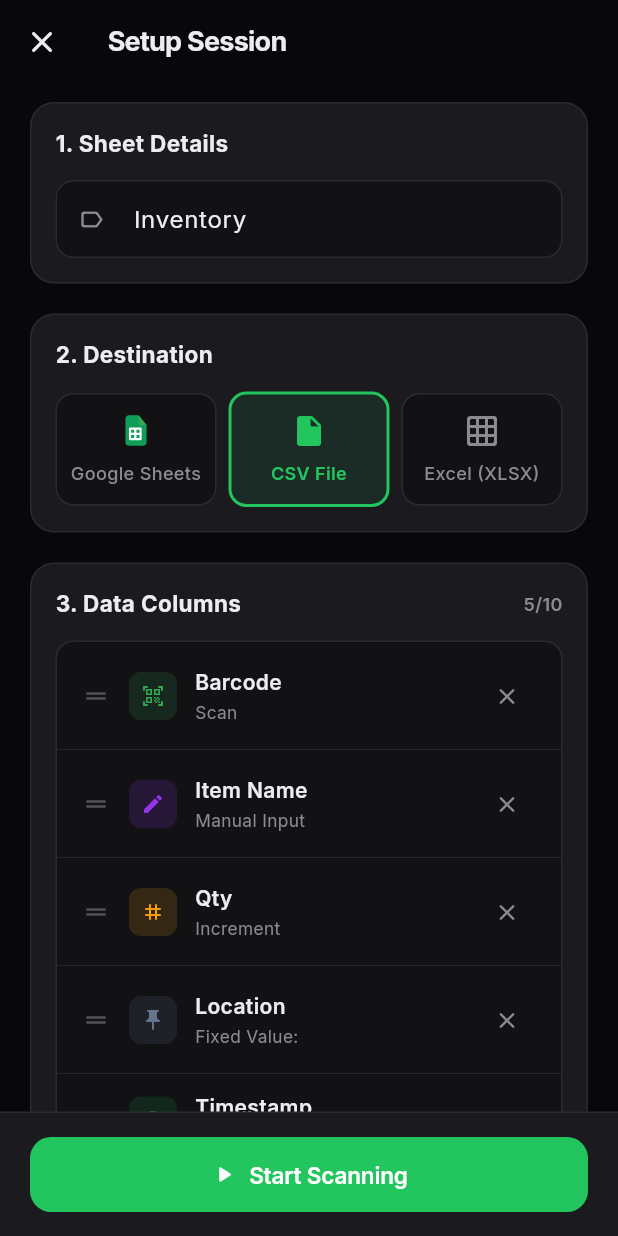
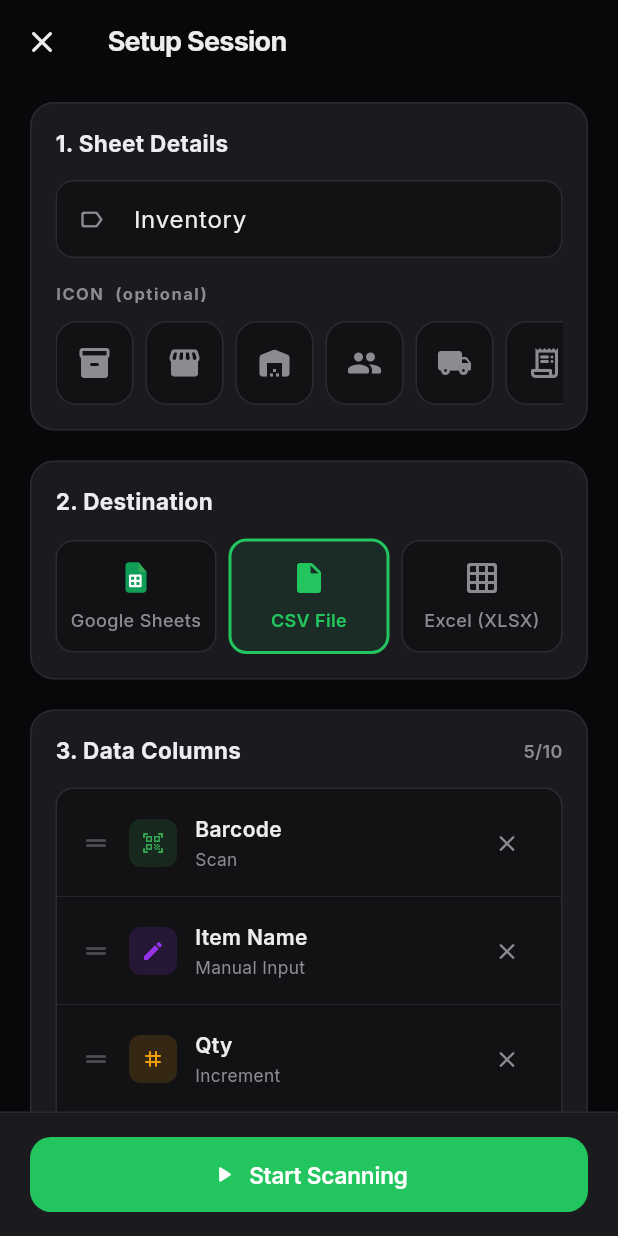
Before and after one commit to arpanz/scansheet, a Flutter app: the SessionSetupScreen screen opened directly with sample values from the repository, on a phone screen of 412 x 824 dp. Run offline on Flutter 3.47's test engine with Material 3 defaults, Android fonts, the phone set to English and light mode, and no system bars; our stand-ins replace barcode_widget, csv, flutter_svg, geolocator, google_fonts, google_mobile_ads and 11 more; missing offline and left inert: excel, flutter_file_dialog, gal, googleapis, in_app_update, mobile_scanner; accounts and stored records are empty; statements that could not run were skipped.

Commit message:
feat: rich session cards, icon picker in setup, item previews in history
- ScanSession: add iconName field (nullable, persisted in toMap/fromMap)
- SessionSetupScreen: icon picker row (12 icons, themed colors) below session name field; optional selection
- history_screen.dart: richer _SessionCard — item preview subtitle from first 3-4 scan rows, inline status badge, date group headers show actual date, destination icon inline, template icon or user-picked icon takes priority over generic fallback
- scan_screen.dart _RecentSessionTile: same enriched card treatment as history

```diff
--- a/lib/features/scan/models/scan_session.dart
+++ b/lib/features/scan/models/scan_session.dart
@@ -124,6 +124,8 @@ class ScanSession {
   final String? templateId;
   final String? spreadsheetId;
   final String? sheetName;
+  /// User-picked or template-derived icon key. Null = use generic fallback.
+  final String? iconName;
 
   const ScanSession({
     required this.id,
@@ -138,6 +140,7 @@ class ScanSession {
     this.templateId,
     this.spreadsheetId,
     this.sheetName,
+    this.iconName,
   });
 
   static const int maxColumns = 10;
@@ -168,7 +171,6 @@ class ScanSession {
         case SessionColumnType.fixed:
           values.add(col.fixedValue ?? '');
         case SessionColumnType.location:
-          // Placeholder — caller must patch this via LocationService
           values.add('…');
         case SessionColumnType.scan:
         case SessionColumnType.manual:
@@ -195,6 +197,7 @@ class ScanSession {
     String? templateId,
     String? spreadsheetId,
     String? sheetName,
+    String? iconName,
   }) {
     return ScanSession(
       id: id ?? this.id,
@@ -209,6 +212,7 @@ class ScanSession {
       templateId: templateId ?? this.templateId,
       spreadsheetId: spreadsheetId ?? this.spreadsheetId,
       sheetName: sheetName ?? this.sheetName,
+      iconName: iconName ?? this.iconName,
     );
   }
 
@@ -225,6 +229,7 @@ class ScanSession {
     'templateId': templateId,
     'spreadsheetId': spreadsheetId,
     'sheetName': sheetName,
+    'iconName': iconName,
   };
 
   factory ScanSession.fromMap(Map map) => ScanSession(
@@ -247,6 +252,7 @@ class ScanSession {
     templateId: map['templateId'] as String?,
     spreadsheetId: map['spreadsheetId'] as String?,
     sheetName: map['sheetName'] as String?,
+    iconName: map['iconName'] as String?,
   );
 
   List<List<String>> toTableData(List<SessionRow> rows) {
--- a/lib/features/scan/screens/session_setup_screen.dart
+++ b/lib/features/scan/screens/session_setup_screen.dart
@@ -9,6 +9,48 @@ import '../models/scan_session.dart';
 import 'scan_session_screen.dart';
 import '../../../core/utils/app_router.dart';
 import '../../../core/services/scan_session_service.dart';
+
+// ── Icon picker data ──────────────────────────────────────────────────────────
+
+class _IconOption {
+  final String key;
+  final IconData icon;
+  final Color color;
+  const _IconOption(this.key, this.icon, this.color);
+}
+
+const List<_IconOption> kSessionIcons = [
+  _IconOption('inventory',      Icons.inventory_2_rounded,          Color(0xFF3B82F6)),
+  _IconOption('store',          Icons.storefront_rounded,            Color(0xFF10B981)),
+  _IconOption('warehouse',      Icons.warehouse_rounded,             Color(0xFFF59E0B)),
+  _IconOption('people',         Icons.people_rounded,                Color(0xFF8B5CF6)),
+  _IconOption('local_shipping', Icons.local_shipping_rounded,        Color(0xFFEF4444)),
+  _IconOption('receipt',        Icons.receipt_long_rounded,          Color(0xFF06B6D4)),
+  _IconOption('devices',        Icons.devices_rounded,               Color(0xFF6366F1)),
+  _IconOption('sell',           Icons.sell_rounded,                  Color(0xFFEC4899)),
+  _IconOption('fact_check',     Icons.fact_check_rounded,            Color(0xFF14B8A6)),
+  _IconOption('science',        Icons.science_rounded,               Color(0xFFF97316)),
+  _IconOption('local_hospital', Icons.local_hospital_rounded,        Color(0xFFDC2626)),
+  _IconOption('construction',   Icons.construction_rounded,          Color(0xFF92400E)),
+];
+
+IconData sessionIconData(String? key) {
+  if (key == null) return Icons.grid_view_rounded;
+  return kSessionIcons
+      .firstWhere((o) => o.key == key,
+          orElse: () => const _IconOption(
+              'grid', Icons.grid_view_rounded, Color(0xFF6B7280)))
+      .icon;
+}
+
+Color sessionIconColor(String? key) {
+  if (key == null) return const Color(0xFF6B7280);
+  return kSessionIcons
+      .firstWhere((o) => o.key == key,
+          orElse: () => const _IconOption(
+              'grid', Icons.grid_view_rounded, Color(0xFF6B7280)))
+      .color;
+}
 
 /// Full-page screen that lets the user configure a new Scan Session.
 /// Optionally seeded from a [SessionTemplate].
@@ -35,21 +77,12 @@ class _SessionSetupScreenState extends State<SessionSetupScreen> {
   bool _showScanConfirmation = false;
   late final List<_EditableColumn> _columns;
   String _destination = 'csv'; // 'csv', 'xlsx', 'sheets'
+  String? _selectedIconKey; // null = no custom icon chosen
 
   static String _monthName(int m) => const [
     '',
-    'Jan',
-    'Feb',
-    'Mar',
-    'Apr',
-    'May',
-    'Jun',
-    'Jul',
-    'Aug',
-    'Sep',
-    'Oct',
-    'Nov',
-    'Dec',
+    'Jan', 'Feb', 'Mar', 'Apr', 'May', 'Jun',
+    'Jul', 'Aug', 'Sep', 'Oct', 'Nov', 'Dec',
   ][m];
 
   @override
@@ -58,6 +91,11 @@ class _SessionSetupScreenState extends State<SessionSetupScreen> {
     final tmpl = widget.initialTemplate;
     if (tmpl != null) {
       _nameController = TextEditingController(text: tmpl.name);
+      // Pre-select the template's icon if it matches one of our picker options
+      if (tmpl.iconName != null &&
+          kSessionIcons.any((o) => o.key == tmpl.iconName)) {
+        _selectedIconKey = tmpl.iconName;
+      }
       _columns = tmpl.columns
           .map(
             (c) => _EditableColumn(
@@ -91,7 +129,7 @@ class _SessionSetupScreenState extends State<SessionSetupScreen> {
 
   bool get _canAddColumn => _columns.length < ScanSession.maxColumns;
 
-  IconData _iconFor(SessionColumnType t) => switch (t) {
+  IconData _colIconFor(SessionColumnType t) => switch (t) {
     SessionColumnType.scan => Icons.qr_code_scanner_rounded,
     SessionColumnType.manual => Icons.edit_rounded,
     SessionColumnType.timestamp => Icons.schedule_rounded,
@@ -154,7 +192,7 @@ class _SessionSetupScreenState extends State<SessionSetupScreen> {
       final dest = await navigator.push<SheetDestination>(
         MaterialPageRoute(builder: (_) => const ConnectSheetsScreen()),
       );
-      if (dest == null) return; // User canceled
+      if (dest == null) return;
       spreadsheetId = dest.spreadsheetId;
       sheetName = dest.sheetName;
     }
@@ -182,11 +220,12 @@ class _SessionSetupScreenState extends State<SessionSetupScreen> {
       destination: destinationEnum,
       spreadsheetId: spreadsheetId,
       sheetName: sheetName,
+      iconName: _selectedIconKey,
     );
 
     ScanSessionService.saveSession(session).then((_) {
       if (!mounted) return;
-      navigator.pop(); // close setup screen
+      navigator.pop();
       navigator
           .push(FadeSlideRoute(page: ScanSessionScreen(session: session)))
           .then((_) => widget.onSessionEnded?.call());
@@ -364,7 +403,8 @@ class _SessionSetupScreenState extends State<SessionSetupScreen> {
                                   ),
                                   child: Row(
                                     children: [
-                                      Icon(_iconFor(t), size: 18, color: color),
+                                      Icon(_colIconFor(t),
+                                          size: 18, color: color),
                                       const SizedBox(width: 10),
                                       Expanded(
                                         child: Column(
@@ -668,6 +708,29 @@ class _SessionSetupScreenState extends State<SessionSetupScreen> {
                             ),
                           ),
                         ),
+                        const SizedBox(height: 16),
+                        // Icon picker
+                        Text(
+                          'ICON  (optional)',
+                          style: TextStyle(
+                            color: context.themeTextSecondary,
+                            fontSize: 11,
+                            fontWeight: FontWeight.w700,
+                            letterSpacing: 1.0,
+                          ),
+                        ),
+                        const SizedBox(height: 10),
+                        _IconPickerRow(
+                          selectedKey: _selectedIconKey,
+                          onSelected: (key) {
+                            HapticFeedback.selectionClick();
+                            setState(() {
+                              // Tapping the already-selected icon deselects it
+                              _selectedIconKey =
+                                  _selectedIconKey == key ? null : key;
+                            });
+                          },
+                        ),
                       ],
                     ),
                   ),
@@ -681,7 +744,10 @@ class _SessionSetupScreenState extends State<SessionSetupScreen> {
                         Expanded(
                           child: _DestinationCard(
                             icon: Icons.table_chart_rounded,
-                            customIcon: SvgPicture.asset('assets/sheets.svg', width: 24, height: 24),
+                            customIcon: SvgPicture.asset(
+                                'assets/sheets.svg',
+                                width: 24,
+                                height: 24),
                             title: 'Google Sheets',
                             isSelected: _destination == 'sheets',
                             onTap: () =>
@@ -738,9 +804,7 @@ class _SessionSetupScreenState extends State<SessionSetupScreen> {
                             itemCount: _columns.length,
                             onReorder: (oldIndex, newIndex) {
                               setState(() {
-                                if (oldIndex < newIndex) {
-                                  newIndex -= 1;
-                                }
+                                if (oldIndex < newIndex) newIndex -= 1;
                                 final item = _columns.removeAt(oldIndex);
                                 _columns.insert(newIndex, item);
                               });
@@ -784,8 +848,7 @@ class _SessionSetupScreenState extends State<SessionSetupScreen> {
                                               ),
                                               child: Icon(
                                                 Icons.drag_handle_rounded,
-                                                color: context
-                                                    .themeTextSecondary
+                                                color: context.themeTextSecondary
                                                     .withValues(alpha: 0.5),
                                                 size: 20,
                                               ),
@@ -802,7 +865,7 @@ class _SessionSetupScreenState extends State<SessionSetupScreen> {
                                                   BorderRadius.circular(8),
                                             ),
                                             child: Icon(
-                                              _iconFor(col.type),
+                                              _colIconFor(col.type),
                                               size: 16,
                                               color: color,
                                             ),
@@ -847,8 +910,8 @@ class _SessionSetupScreenState extends State<SessionSetupScreen> {
                                               color: context.themeTextSecondary,
                                               onPressed: () {
                                                 setState(
-                                                  () =>
-                                                      _columns.removeAt(index),
+                                                  () => _columns
+                                                      .removeAt(index),
                                                 );
                                               },
                                             ),
@@ -873,7 +936,8 @@ class _SessionSetupScreenState extends State<SessionSetupScreen> {
                               shape: RoundedRectangleBorder(
                                 borderRadius: BorderRadius.circular(12),
                               ),
-                              padding: const EdgeInsets.symmetric(vertical: 12),
+                              padding:
+                                  const EdgeInsets.symmetric(vertical: 12),
                             ),
                           ),
                         ],
@@ -885,96 +949,22 @@ class _SessionSetupScreenState extends State<SessionSetupScreen> {
                   // 4. Advanced Options
                   _buildSectionCard(
                     title: '4. Advanced Options',
-                    child: Container(
-                      padding: const EdgeInsets.symmetric(
-                        horizontal: 14,
-                        vertical: 8,
-                      ),
-                      decoration: BoxDecoration(
-                        color: context.themeSurface,
-                        borderRadius: BorderRadius.circular(12),
-                        border: Border.all(color: context.themeBorder),
-                      ),
-                      child: Row(
-                        children: [
-                          Expanded(
-                            child: Column(
-                              crossAxisAlignment: CrossAxisAlignment.start,
-                              children: [
-                                Text(
-                                  'Warn on duplicates',
-                                  style: TextStyle(
-                                    color: context.themeTextPrimary,
-                                    fontSize: 14,
-                                    fontWeight: FontWeight.w500,
-                                  ),
-                                ),
-                                const SizedBox(height: 2),
-                                Text(
-                                  'Prompt to skip or keep duplicate scans',
-                                  style: TextStyle(
-                                    color: context.themeTextSecondary,
-                                    fontSize: 12,
-                                  ),
-                                ),
-                              ],
-                            ),
-                          ),
-                          Switch(
-                            value: _warnDuplicates,
-                            onChanged: (v) =>
-                                setState(() => _warnDuplicates = v),
-                            activeThumbColor: context.themeAccent,
-                            materialTapTargetSize:
-                                MaterialTapTargetSize.shrinkWrap,
-                          ),
-                        ],
-                      ),
-                    ),
-                  ),
-                  const SizedBox(height: 10),
-                  Container(
-                    padding: const EdgeInsets.symmetric(
-                      horizontal: 14,
-                      vertical: 8,
-                    ),
-                    decoration: BoxDecoration(
-                      color: context.themeSurface,
-                      borderRadius: BorderRadius.circular(12),
-                      border: Border.all(color: context.themeBorder),
-                    ),
-                    child: Row(
+                    child: Column(
                       children: [
-                        Expanded(
-                          child: Column(
-                            crossAxisAlignment: CrossAxisAlignment.start,
-                            children: [
-                              Text(
-                                'Scan confirmation panel',
-                                style: TextStyle(
-                                  color: context.themeTextPrimary,
-                                  fontSize: 14,
-                                  fontWeight: FontWeight.w500,
-                                ),
-                              ),
-                              const SizedBox(height: 2),
-                              Text(
-                                'Review decoded value and fill fields after each scan',
-                                style: TextStyle(
-                                  color: context.themeTextSecondary,
-                                  fontSize: 12,
-                                ),
-                              ),
-                            ],
-                          ),
+                        _switchRow(
+                          title: 'Warn on duplicates',
+                          sub: 'Prompt to skip or keep duplicate scans',
+                          value: _warnDuplicates,
+                          onChanged: (v) =>
+                              setState(() => _warnDuplicates = v),
                         ),
-                        Switch(
+                        const SizedBox(height: 8),
+                        _switchRow(
+                          title: 'Scan confirmation panel',
+                          sub: 'Review decoded value and fill fields after each scan',
                           value: _showScanConfirmation,
                           onChanged: (v) =>
                               setState(() => _showScanConfirmation = v),
-                          activeThumbColor: context.themeAccent,
-                          materialTapTargetSize:
-                              MaterialTapTargetSize.shrinkWrap,
                         ),
                       ],
                     ),
@@ -989,7 +979,8 @@ class _SessionSetupScreenState extends State<SessionSetupScreen> {
               padding: const EdgeInsets.fromLTRB(20, 16, 20, 16),
               decoration: BoxDecoration(
                 color: context.themeCard,
-                border: Border(top: BorderSide(color: context.themeBorder)),
+                border:
+                    Border(top: BorderSide(color: context.themeBorder)),
               ),
               child: SafeArea(
                 top: false,
@@ -1017,6 +1008,55 @@ class _SessionSetupScreenState extends State<SessionSetupScreen> {
             ),
           ],
         ),
+      ),
+    );
+  }
+
+  Widget _switchRow({
+    required String title,
+    required String sub,
+    required bool value,
+    required ValueChanged<bool> onChanged,
+  }) {
+    return Container(
+      padding: const EdgeInsets.symmetric(horizontal: 14, vertical: 8),
+      decoration: BoxDecoration(
+        color: context.themeSurface,
+        borderRadius: BorderRadius.circular(12),
+        border: Border.all(color: context.themeBorder),
+      ),
+      child: Row(
+        children: [
+          Expanded(
+            child: Column(
+              crossAxisAlignment: CrossAxisAlignment.start,
+              children: [
+                Text(
+                  title,
+                  style: TextStyle(
+                    color: context.themeTextPrimary,
+                    fontSize: 14,
+                    fontWeight: FontWeight.w500,
+                  ),
+                ),
+                const SizedBox(height: 2),
+                Text(
+                  sub,
+                  style: TextStyle(
+                    color: context.themeTextSecondary,
+                    fontSize: 12,
+                  ),
+                ),
+              ],
+            ),
+          ),
+          Switch(
+            value: value,
+            onChanged: onChanged,
+            activeThumbColor: context.themeAccent,
+            materialTapTargetSize: MaterialTapTargetSize.shrinkWrap,
+          ),
+        ],
       ),
     );
   }
@@ -1059,6 +1099,60 @@ class _SessionSetupScreenState extends State<SessionSetupScreen> {
   }
 }
 
+// ── Icon Picker Row ───────────────────────────────────────────────────────────
+
+class _IconPickerRow extends StatelessWidget {
+  final String? selectedKey;
+  final ValueChanged<String> onSelected;
+
+  const _IconPickerRow({
+    required this.selectedKey,
+    required this.onSelected,
+  });
+
+  @override
+  Widget build(BuildContext context) {
+    return SizedBox(
+      height: 56,
+      child: ListView.separated(
+        scrollDirection: Axis.horizontal,
+        itemCount: kSessionIcons.length,
+        separatorBuilder: (_, _) => const SizedBox(width: 8),
+        itemBuilder: (context, index) {
+          final opt = kSessionIcons[index];
+          final isSelected = selectedKey == opt.key;
+          return GestureDetector(
+            onTap: () => onSelected(opt.key),
+            child: AnimatedContainer(
+              duration: const Duration(milliseconds: 160),
+              curve: Curves.easeOut,
+              width: 52,
+              height: 52,
+              decoration: BoxDecoration(
+                color: isSelected
+                    ? opt.color.withValues(alpha: 0.15)
+                    : context.themeSurface,
+                borderRadius: BorderRadius.circular(14),
+                border: Border.all(
+                  color: isSelected ? opt.color : context.themeBorder,
+                  width: isSelected ? 2 : 1,
+                ),
+              ),
+              child: Icon(
+                opt.icon,
+                size: 24,
+                color: isSelected ? opt.color : context.themeTextSecondary,
+              ),
+            ),
+          );
+        },
+      ),
+    );
+  }
+}
+
+// ── Editable column model ─────────────────────────────────────────────────────
+
 class _EditableColumn {
   String name;
   SessionColumnType type;
@@ -1078,6 +1172,8 @@ class _EditableColumn {
     this.deletable = true,
   });
 }
+
+// ── Destination card ──────────────────────────────────────────────────────────
 
 class _DestinationCard extends StatelessWidget {
   final IconData icon;
@@ -1126,7 +1222,8 @@ class _DestinationCard extends StatelessWidget {
               textAlign: TextAlign.center,
               style: TextStyle(
                 fontSize: 12,
-                fontWeight: isSelected ? FontWeight.w600 : FontWeight.w500,
+                fontWeight:
+                    isSelected ? FontWeight.w600 : FontWeight.w500,
                 color: isSelected
                     ? context.themeAccent
                     : context.themeTextSecondary,
```
